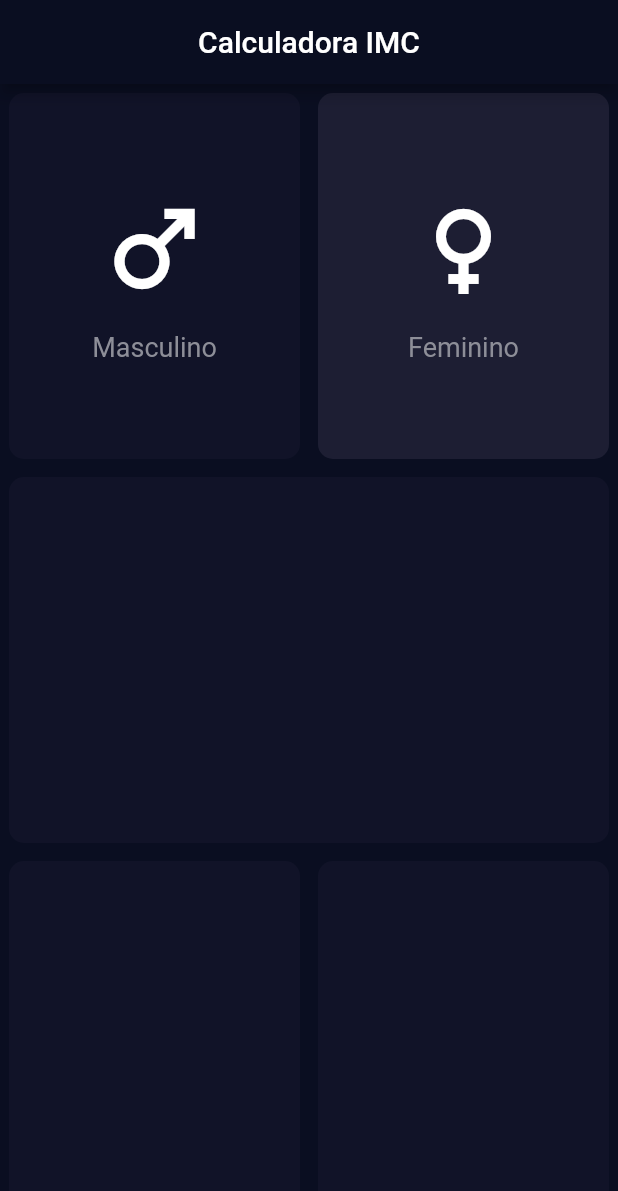
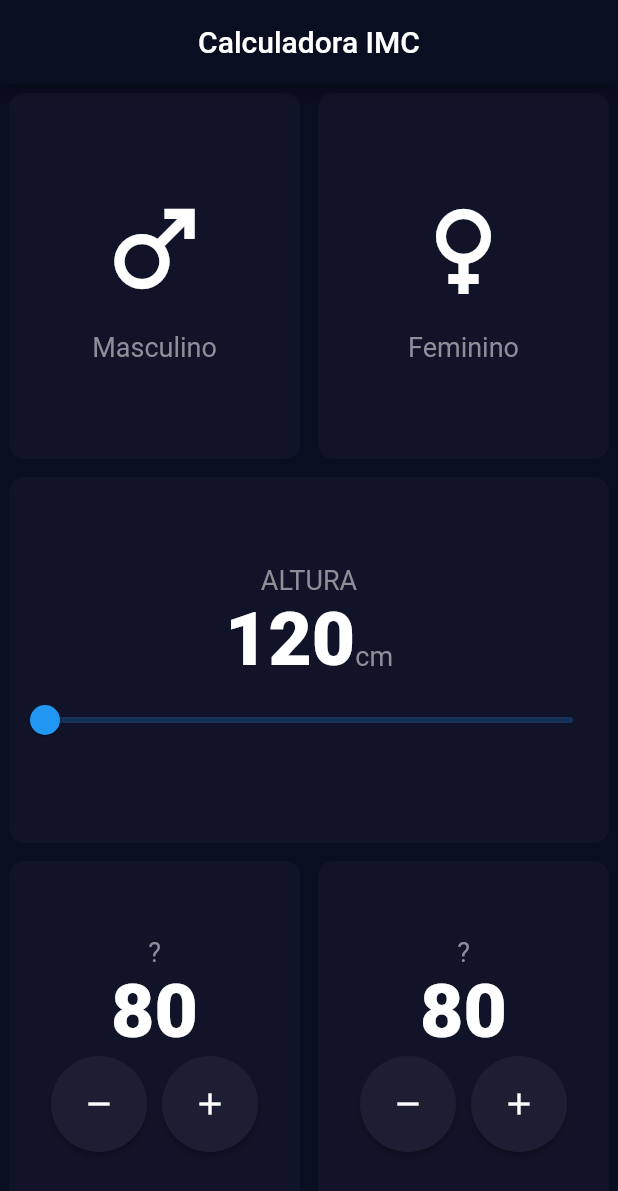
Before and after one commit to gLima02/DEV-CROSS-PLATAFORM-calculadora-imc, a Flutter app: the screen it shows after launch, on a phone screen of 412 x 824 dp. Shown: the top 1191 px of the screen. Run offline on Flutter 3.47's test engine with Material 2 defaults, Android fonts, the phone set to English and light mode, and no system bars.

Commit message:
final aula 16/04

```diff
--- a/lib/components/slider_altura.dart
+++ b/lib/components/slider_altura.dart
@@ -2,7 +2,9 @@ import '../constants.dart';
 import 'package:flutter/material.dart';
 
 class SliderAltura extends StatelessWidget {
-  const SliderAltura({super.key});
+  final void Function(double) onChanged;
+  final int altura;
+  const SliderAltura({super.key, required this.onChanged, required this.altura});
 
   @override
   Widget build(BuildContext context) {
@@ -13,13 +15,13 @@ class SliderAltura extends StatelessWidget {
           'ALTURA',
           style: labelTextStyle,
         ),
-        const Row(
+         Row(
           mainAxisAlignment: MainAxisAlignment.center,
           crossAxisAlignment: CrossAxisAlignment.baseline,
           textBaseline: TextBaseline.alphabetic,
           children: <Widget>[
             Text(
-              '120',
+              '$altura',
               style: numberTextStyle,
             ),
             Text(
@@ -31,8 +33,10 @@ class SliderAltura extends StatelessWidget {
         Slider(
           min: 120,
           max: 220,
-          value: 120,
-          onChanged: (double value) {},
+          value: altura.toDouble(),
+          onChanged: (double value) {
+            onChanged(value);
+          },
         )
       ],
     );
--- a/lib/main.dart
+++ b/lib/main.dart
@@ -1,7 +1,7 @@
 import 'constants.dart';
 import 'pages/calculadora_page.dart';
 import 'package:flutter/material.dart';
-
+import 'pages/calculadora_page.dart';
 void main() {
   runApp(const MyApp());
 }
--- a/lib/pages/calculadora_page.dart
+++ b/lib/pages/calculadora_page.dart
@@ -1,3 +1,4 @@
+import 'dart:math';
 import '../components/bottom_button.dart';
 import '../components/contador.dart';
 import '../components/custom_card.dart';
@@ -7,7 +8,9 @@ import '../components/modal_result.dart';
 import '../components/slider_altura.dart';
 
 import 'package:flutter/material.dart';
+import 'package:calculadora_imc/components/slider_altura.dart';
 
+enum Genero { masculino, feminino }
 class CalculadoraPage extends StatefulWidget {
   const CalculadoraPage({super.key});
 
@@ -16,6 +19,8 @@ class CalculadoraPage extends StatefulWidget {
 }
 
 class _CalculadoraPageState extends State<CalculadoraPage> {
+ Genero? genero;
+ int altura = 120;
   @override
   Widget build(BuildContext context) {
     return Scaffold(
@@ -23,26 +28,42 @@ class _CalculadoraPageState extends State<CalculadoraPage> {
         title: const Text('Calculadora IMC'),
         centerTitle: true,
       ),
-      body: const Column(
+      body:  Column(
         children: [
           Expanded(
             child: Row(
               children: [
                 Expanded(
+                  child: GestureDetector(
+                    onTap: (){
+                      setState(() {
+                        genero = Genero.masculino;
+                      });
+
+                    },
                     child: CustomCard(
-                    active: false,
+                      active: genero == Genero.masculino,
                       child: GenderContent(
                         icon: Icons.male,
                         label: 'Masculino',
                       ),
                     ),
                   ),
+                ),
                 Expanded(
+                  child: GestureDetector(
+                    onTap: (){
+                      setState(() {
+                        genero = Genero.feminino;
+                      });
+
+                    },
                     child: CustomCard(
-                    active: true,
+                      active: genero == Genero.feminino,
                       child: GenderContent(
                         icon: Icons.female,
                         label: 'Feminino',
+                      ),
                     ),
                   ),
                 ),
@@ -50,16 +71,30 @@ class _CalculadoraPageState extends State<CalculadoraPage> {
             ),
           ),
           Expanded(
-            child: CustomCard(),
+              child: CustomCard(
+                child: SliderAltura(
+                  altura: altura,
+                  onChanged: (double novaAltura){
+                    setState(() {
+                      altura = novaAltura.toInt();
+                    });
+                  }
+                ),
+              ),
+
           ),
           Expanded(
             child: Row(
               children: [
                 Expanded(
-                  child: CustomCard(),
+                  child: CustomCard(
+                    child: Contador(),
+                  ),
                 ),
                 Expanded(
-                  child: CustomCard(),
+                  child: CustomCard(
+                    child: Contador(),
+                  ),
                 ),
               ],
             ),
```
Also changed, not shown: 1 other file. Lines whose indentation alone changed are shown as unchanged.
